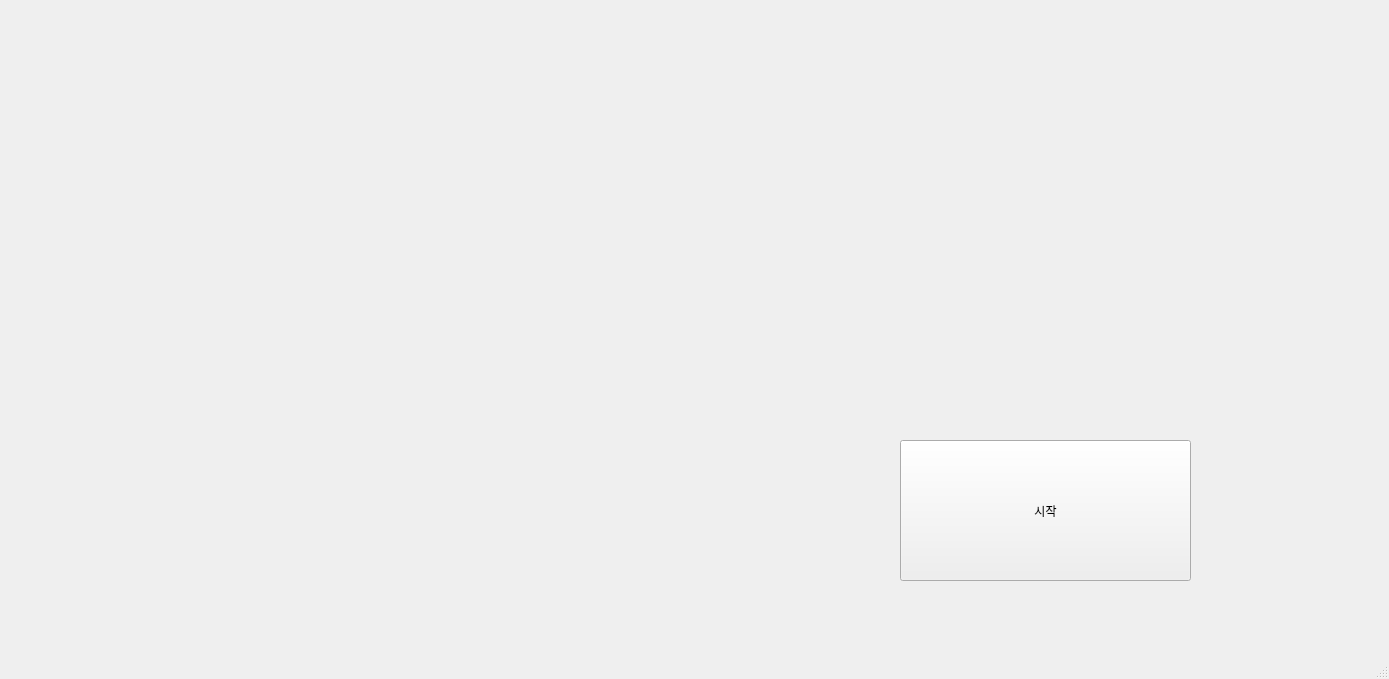
This is start.ui in hyun031916/Where_is_teacher as Qt 5 draws it before an edit. The edited form follows.
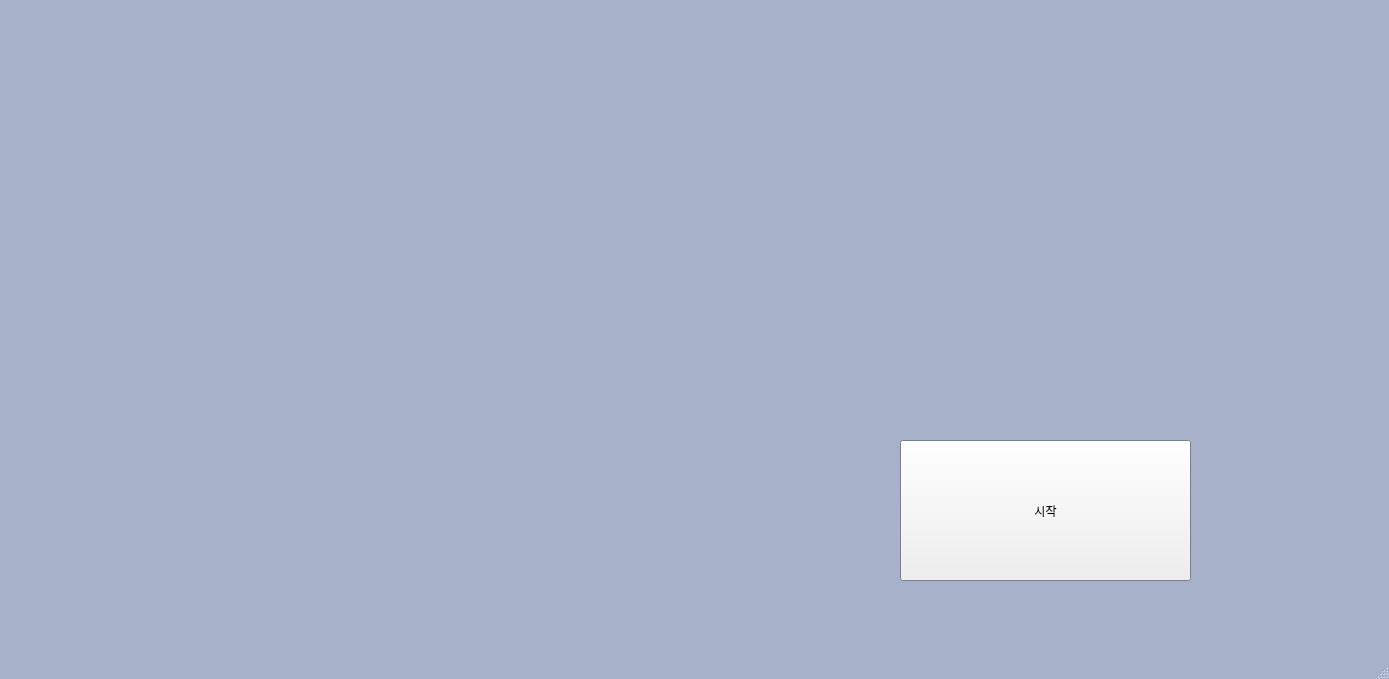
This is the edited form.

```diff
--- a/start.ui
+++ b/start.ui
@@ -10,6 +10,70 @@
     <height>679</height>
    </rect>
   </property>
+  <property name="palette">
+   <palette>
+    <active>
+     <colorrole role="Base">
+      <brush brushstyle="SolidPattern">
+       <color alpha="255">
+        <red>255</red>
+        <green>255</green>
+        <blue>255</blue>
+       </color>
+      </brush>
+     </colorrole>
+     <colorrole role="Window">
+      <brush brushstyle="SolidPattern">
+       <color alpha="255">
+        <red>167</red>
+        <green>178</green>
+        <blue>202</blue>
+       </color>
+      </brush>
+     </colorrole>
+    </active>
+    <inactive>
+     <colorrole role="Base">
+      <brush brushstyle="SolidPattern">
+       <color alpha="255">
+        <red>255</red>
+        <green>255</green>
+        <blue>255</blue>
+       </color>
+      </brush>
+     </colorrole>
+     <colorrole role="Window">
+      <brush brushstyle="SolidPattern">
+       <color alpha="255">
+        <red>167</red>
+        <green>178</green>
+        <blue>202</blue>
+       </color>
+      </brush>
+     </colorrole>
+    </inactive>
+    <disabled>
+     <colorrole role="Base">
+      <brush brushstyle="SolidPattern">
+       <color alpha="255">
+        <red>167</red>
+        <green>178</green>
+        <blue>202</blue>
+       </color>
+      </brush>
+     </colorrole>
+     <colorrole role="Window">
+      <brush brushstyle="SolidPattern">
+       <color alpha="255">
+        <red>167</red>
+        <green>178</green>
+        <blue>202</blue>
+       </color>
+      </brush>
+     </colorrole>
+    </disabled>
+   </palette>
+  </property>
   <property name="windowTitle">
    <string>MainWindow</string>
   </property>
```
